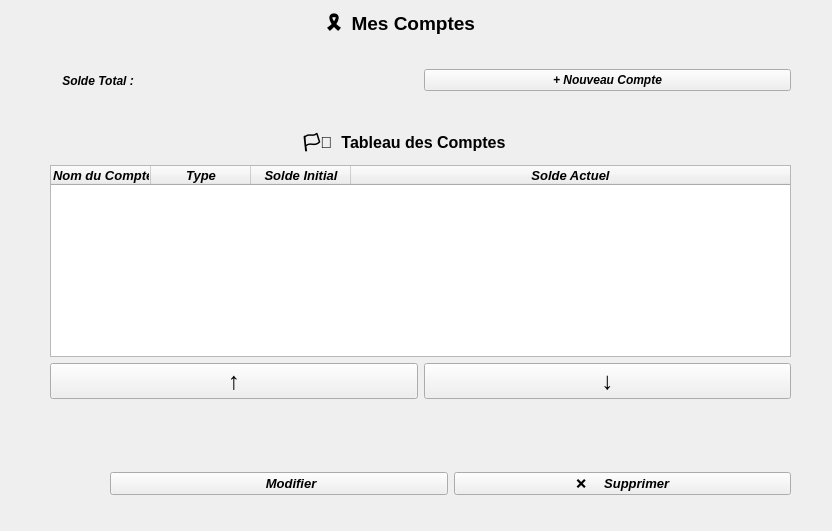
This is comptewidget.ui in issaridwane29-spec/CashFlood as Qt 5 draws it before an edit. The edited form follows.
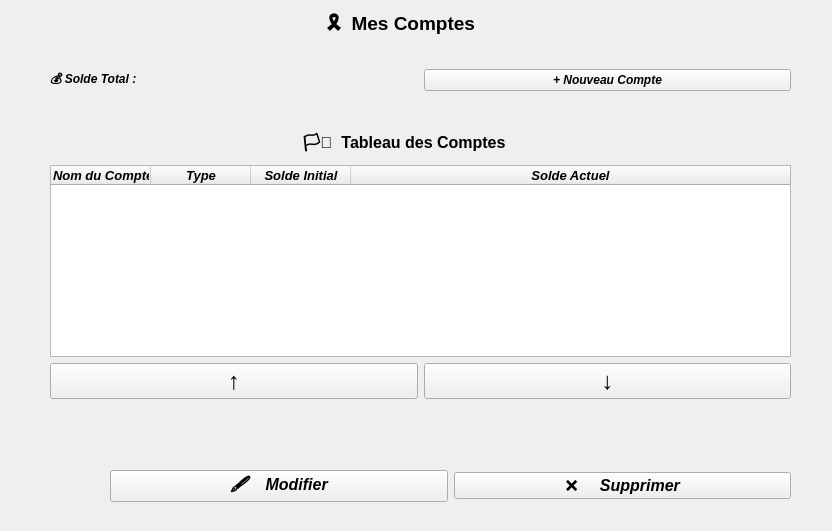
This is the edited form.

Commit message: Modification de la police, le style, la taille sur les labels des formulaires

```diff
--- a/comptewidget.ui
+++ b/comptewidget.ui
@@ -54,7 +54,7 @@
        </font>
       </property>
       <property name="text">
-       <string>🧆 Solde Total : </string>
+       <string>💰 Solde Total : </string>
       </property>
      </widget>
     </item>
@@ -81,7 +81,7 @@
      <x>110</x>
      <y>470</y>
      <width>681</width>
-     <height>28</height>
+     <height>32</height>
     </rect>
    </property>
    <layout class="QHBoxLayout" name="horizontalLayout_2">
@@ -89,14 +89,14 @@
      <widget class="QPushButton" name="pushButtonAdd">
       <property name="font">
        <font>
-        <pointsize>10</pointsize>
+        <pointsize>12</pointsize>
         <weight>75</weight>
         <italic>true</italic>
         <bold>true</bold>
        </font>
       </property>
       <property name="text">
-       <string>💄    Modifier</string>
+       <string>🖋️    Modifier</string>
       </property>
      </widget>
     </item>
@@ -104,7 +104,7 @@
      <widget class="QPushButton" name="pushButtonDelete">
       <property name="font">
        <font>
-        <pointsize>10</pointsize>
+        <pointsize>12</pointsize>
         <weight>75</weight>
         <italic>true</italic>
         <bold>true</bold>
```
The commit also changes 6 other files.
